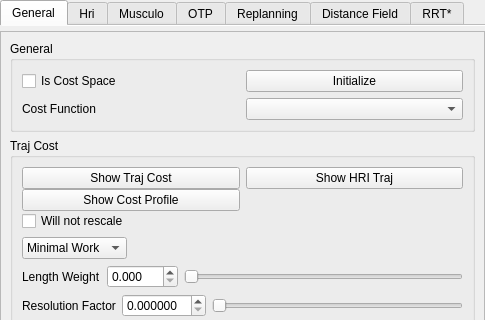
Old version of the form src/move3d-qt-gui-libs/src/qtMainInterface/sideWidgets/qtCost.ui in the repository jmainpri/move3d-studio; both pictures show x 0 to 485 and y 0 to 320 of the 485 by 778 pixel window.
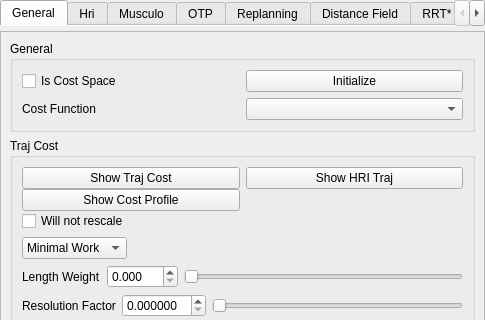
New version of the form. The open tabs and pages were chosen to show the change. Custom widgets are drawn as their Qt base class.

Commit message: [move3d-qt-gui-libs]Adding the mightability tab

Diff of the .ui file:
```diff
--- a/src/move3d-qt-gui-libs/src/qtMainInterface/sideWidgets/qtCost.ui
+++ b/src/move3d-qt-gui-libs/src/qtMainInterface/sideWidgets/qtCost.ui
@@ -606,6 +606,16 @@
        </item>
       </layout>
      </widget>
+     <widget class="QWidget" name="Mightabilitytab">
+      <attribute name="title">
+       <string>Mightability</string>
+      </attribute>
+      <layout class="QVBoxLayout" name="verticalLayout_2">
+       <item>
+        <layout class="QVBoxLayout" name="MightLayout"/>
+       </item>
+      </layout>
+     </widget>
     </widget>
    </item>
   </layout>
```
Left out of the diff: 8 changed lines with no effect on the pictures. The commit also changes 7 other files.
